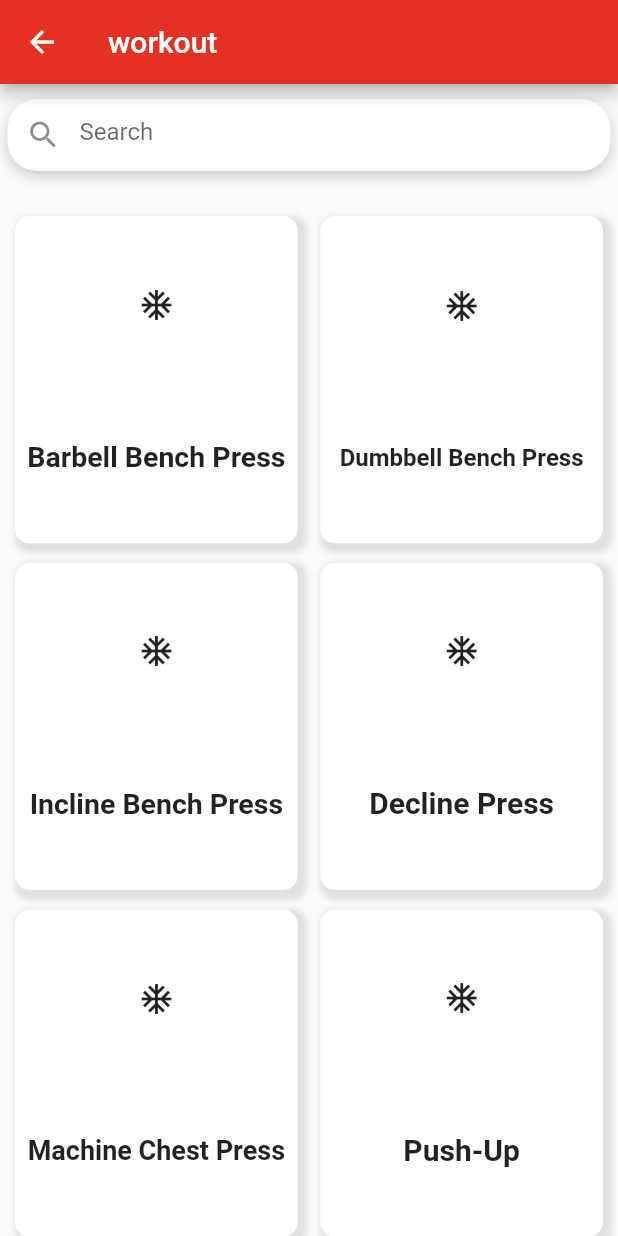
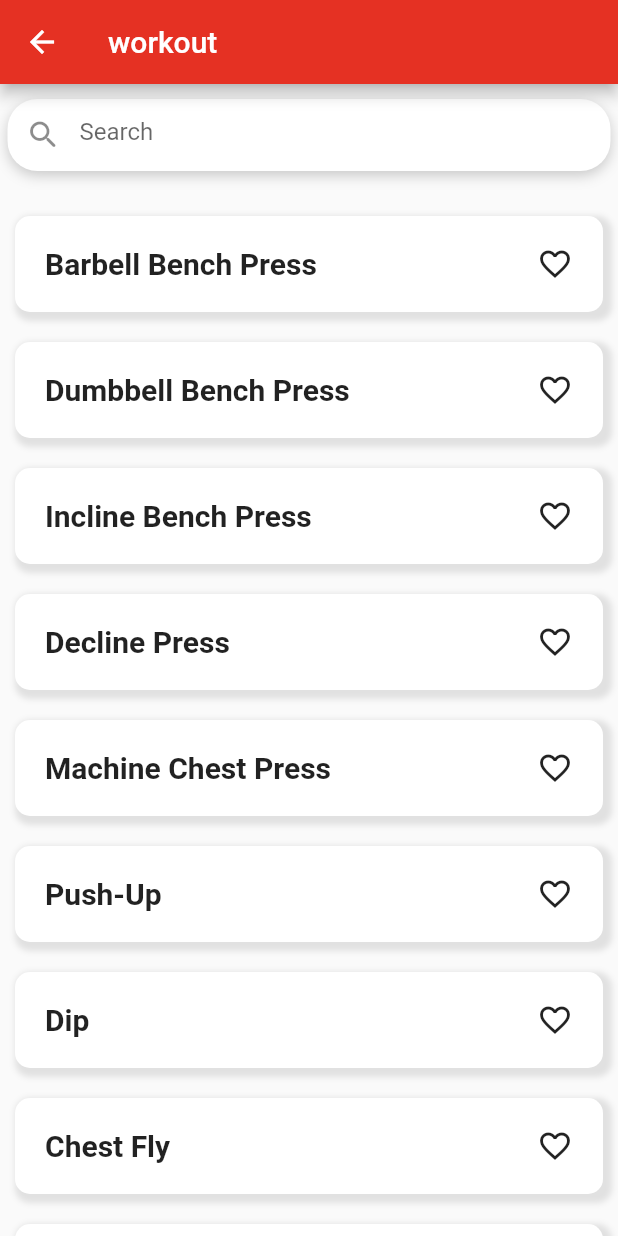
Before and after one commit to pyrolass/Aka_Fitness, a Flutter app: the WorkoutScreen screen opened by its route, on a phone screen of 412 x 824 dp. Run offline on Flutter 3.47's test engine with Material 2 defaults, Android fonts, the phone set to English and light mode, and no system bars; drawn by our look-alikes of auto_size_text.

Commit message:
added assets

```diff
--- a/lib/models/body_items.dart
+++ b/lib/models/body_items.dart
@@ -4,14 +4,20 @@ import './workouts_items.dart';
 
 class BodyItems with ChangeNotifier {
   String title;
+  String image;
   List<WorkoutItems> workoutItems;
-  BodyItems({@required this.title, @required this.workoutItems});
+  BodyItems({
+    @required this.title,
+    @required this.workoutItems,
+    @required this.image,
+  });
 }
 
 class BodyItemsProvider with ChangeNotifier {
   List<BodyItems> _data = [
     BodyItems(
       title: 'Chest',
+      image: 'assets/images/chest.jpg',
       workoutItems: [
         WorkoutItems('Barbell Bench Press'),
         WorkoutItems('Dumbbell Bench Press'),
@@ -27,6 +33,7 @@ class BodyItemsProvider with ChangeNotifier {
     ),
     BodyItems(
       title: 'Leg',
+      image: 'assets/images/leg.jpg',
       workoutItems: [
         WorkoutItems('Leg Press'),
         WorkoutItems('Leg Curl'),
@@ -47,6 +54,7 @@ class BodyItemsProvider with ChangeNotifier {
     ),
     BodyItems(
       title: 'Triceps',
+      image: 'assets/images/triceps.jpg',
       workoutItems: [
         WorkoutItems('Close-Grip Bench Press'),
         WorkoutItems('Decline Triceps Extension'),
@@ -66,7 +74,25 @@ class BodyItemsProvider with ChangeNotifier {
       ],
     ),
     BodyItems(
+      title: 'Shoulders',
+      image: 'assets/images/shoulder.jpg',
+      workoutItems: [
+        WorkoutItems('Dumbbell Front Raise'),
+        WorkoutItems('Dumbbell Lateral Raise'),
+        WorkoutItems('Reverse Fly'),
+        WorkoutItems('Seated Military Press'),
+        WorkoutItems('Shoulder Press'),
+        WorkoutItems('Standing Dumbbell Shoulder Press'),
+        WorkoutItems('Plank Dumbbell Shoulder Raise'),
+        WorkoutItems('Barbell Overhead Press'),
+        WorkoutItems('High Pull'),
+        WorkoutItems('Shoulder Shrug'),
+        WorkoutItems('Farmer\'s Walk'),
+      ],
+    ),
+    BodyItems(
       title: 'Back',
+      image: 'assets/images/back.jpg',
       workoutItems: [
         WorkoutItems('Deadlift'),
         WorkoutItems('Bent-Over Row'),
@@ -82,6 +108,7 @@ class BodyItemsProvider with ChangeNotifier {
     ),
     BodyItems(
       title: 'Biceps',
+      image: 'assets/images/biceps.jpg',
       workoutItems: [
         WorkoutItems('Alternating Incline Dumbbell Curl'),
         WorkoutItems('Seated Alternating Hammer Curl'),
@@ -100,6 +127,7 @@ class BodyItemsProvider with ChangeNotifier {
     ),
     BodyItems(
       title: 'Core',
+      image: 'assets/images/core.jpg',
       workoutItems: [
         WorkoutItems('Hollowman'),
         WorkoutItems('High Plank'),
--- a/lib/screens/auth_screen.dart
+++ b/lib/screens/auth_screen.dart
@@ -37,7 +37,7 @@ class _AuthScreenState extends State<AuthScreen> {
       body: Column(
         children: [
           Expanded(
-            child: Image.asset('assets/aka_logo.png'),
+            child: Image.asset('assets/images/aka_logo.png'),
           ),
           Expanded(
             flex: 2,
--- a/lib/screens/workout_screen.dart
+++ b/lib/screens/workout_screen.dart
@@ -35,15 +35,10 @@ class WorkoutScreen extends StatelessWidget {
           SizedBox(
             height: 10,
           ),
-          GridView.builder(
+          ListView.builder(
             padding: EdgeInsets.all(10),
             shrinkWrap: true,
             physics: NeverScrollableScrollPhysics(),
-            gridDelegate: SliverGridDelegateWithFixedCrossAxisCount(
-                crossAxisCount: 2,
-                mainAxisSpacing: 5,
-                crossAxisSpacing: 15,
-                childAspectRatio: 2.5 / 3),
             itemBuilder: (context, index) {
               return ChangeNotifierProvider.value(
                 value: _data[index],
--- a/lib/widgets/body_parts.dart
+++ b/lib/widgets/body_parts.dart
@@ -28,8 +28,10 @@ class BodyPartsWorkouts extends StatelessWidget {
         child: Column(
           mainAxisAlignment: MainAxisAlignment.spaceAround,
           children: [
-            Icon(
-              Icons.ac_unit,
+            Expanded(
+              child: Image.asset(
+                _data.image,
+              ),
             ),
             Text(
               _data.title,
--- a/lib/widgets/wourkouts.dart
+++ b/lib/widgets/wourkouts.dart
@@ -22,22 +22,19 @@ class Workouts extends StatelessWidget {
             )
           ],
         ),
-        padding: const EdgeInsets.all(8),
-        margin: const EdgeInsets.only(bottom: 8),
-        child: Column(
-          mainAxisAlignment: MainAxisAlignment.spaceAround,
+        padding: const EdgeInsets.all(20),
+        margin: const EdgeInsets.only(bottom: 20),
+        child: Row(
+          mainAxisAlignment: MainAxisAlignment.spaceBetween,
           children: [
-            Icon(
-              Icons.ac_unit,
-            ),
-            AutoSizeText(
+            Text(
               _data.title,
-              maxLines: 1,
               style: TextStyle(
                 fontSize: 20,
                 fontWeight: FontWeight.bold,
               ),
-            )
+            ),
+            Icon(Icons.favorite_outline),
           ],
         ),
       ),
--- a/pubspec.yaml
+++ b/pubspec.yaml
@@ -48,7 +48,7 @@ flutter:
 
   # To add assets to your application, add an assets section, like this:
   assets:
-    - assets/
+    - assets/images/
   #   - images/a_dot_ham.jpeg
 
   # An image asset can refer to one or more resolution-specific "variants", see
```
Also changed, not shown: assets/images/aka_logo.png (renamed from assets/aka_logo.png), assets/images/back.jpg (added), assets/images/biceps.jpg (added), assets/images/chest.jpg (added), assets/images/core.jpg (added), assets/images/leg.jpg (added), assets/images/shoulder.jpg (added), assets/images/triceps.jpg (added).
